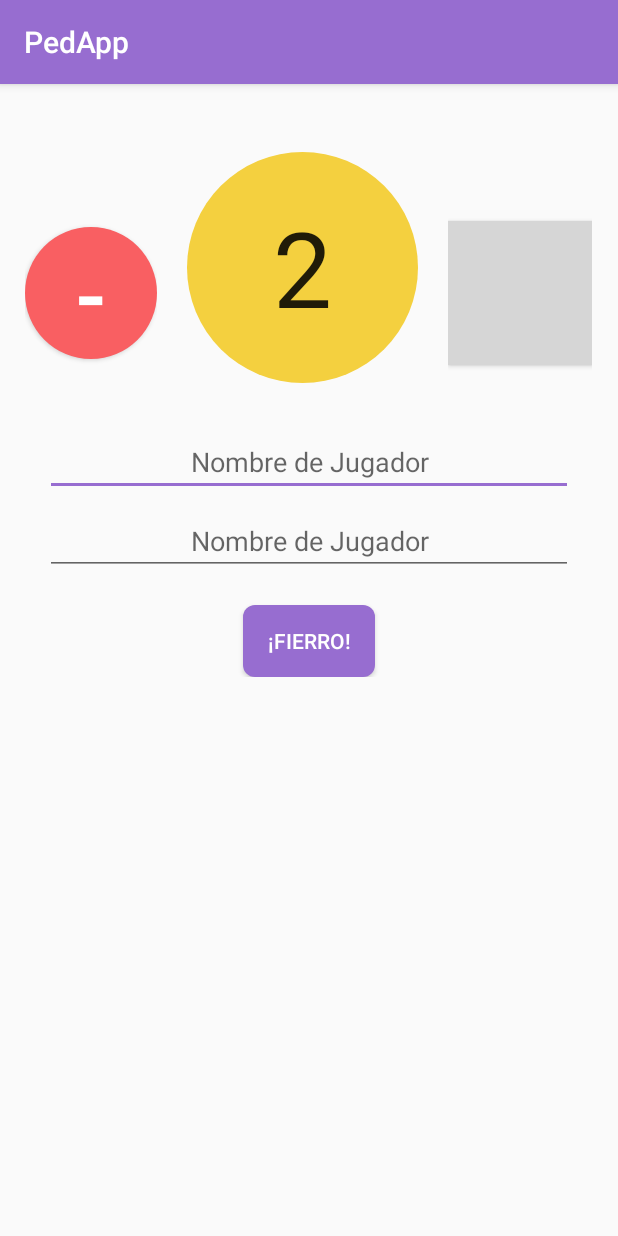
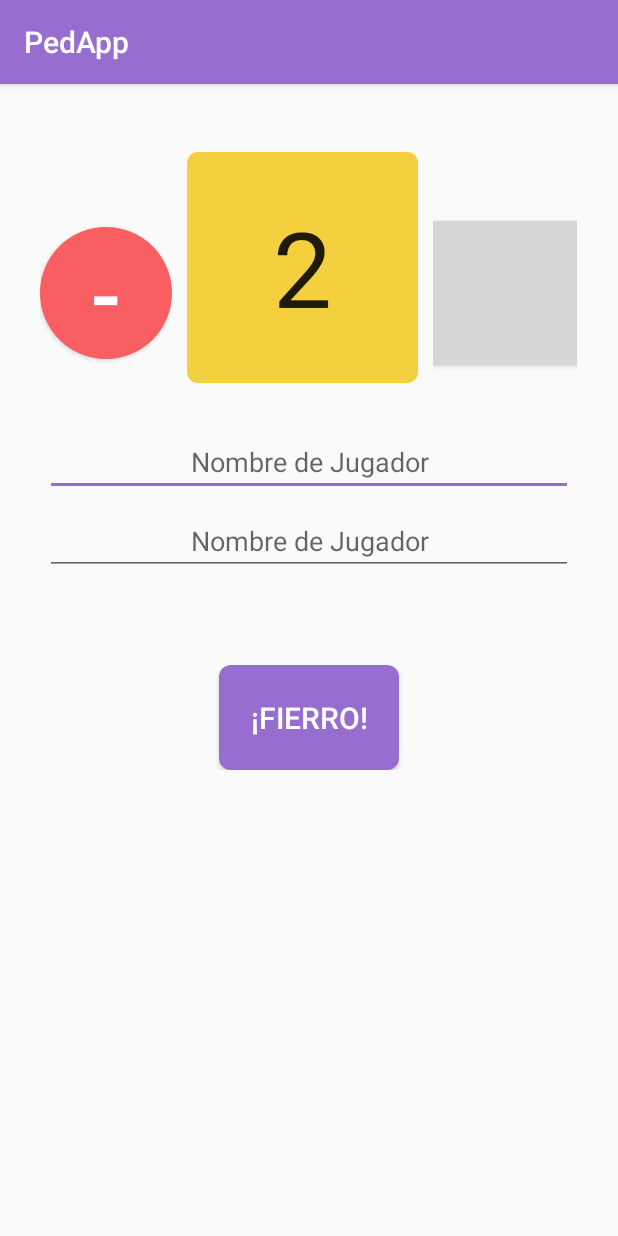
Before and after one commit to Sethtv10/PedApp, an Android app: the screen it shows after launch (MainActivity), on a phone screen of 412 x 824 dp. Run offline under Robolectric (Android 15) with nearby library versions, the phone set to English and light mode, and no system bars; grey boxes are pictures that could not be loaded.

Commit message:
MVP Finish

```diff
--- a/app/src/main/java/com/pedapp/pedapp/pedapp/ChallengesRegistrationActivity.java
+++ b/app/src/main/java/com/pedapp/pedapp/pedapp/ChallengesRegistrationActivity.java
@@ -44,10 +44,10 @@ public class ChallengesRegistrationActivity extends DialogFragment {
 
                         ContentValues values = new ContentValues();
 
-                        values.put(Utilities.FIELD_CATEGORY,0);
+                        values.put(Utilities.FIELD_CATEGORY,Challenges.args[0]);
                         values.put(Utilities.FIELD_CHALLENGE,result);
                         values.put(Utilities.FIELD_RESPOND,"TU LO PEDISTE.... TOMAS!");
-                        values.put(Utilities.FIELD_FROMUSER,1);
+                        values.put(Utilities.FIELD_FROMUSER,0);
                         Long res = db.insert(Utilities.TABLE_CHALLENGE, Utilities.FIELD_CHALLENGE, values);
 
                         Log.d( "Registry ID: " , String.valueOf(res));
--- a/app/src/main/java/com/pedapp/pedapp/pedapp/ConexionSQLiteHelper.java
+++ b/app/src/main/java/com/pedapp/pedapp/pedapp/ConexionSQLiteHelper.java
@@ -1,8 +1,10 @@
 package com.pedapp.pedapp.pedapp;
 
+import android.content.ContentValues;
 import android.content.Context;
 import android.database.sqlite.SQLiteDatabase;
 import android.database.sqlite.SQLiteOpenHelper;
+import android.util.Log;
 
 import com.pedapp.pedapp.pedapp.Utilities.Utilities;
 
@@ -17,21 +19,19 @@ public class ConexionSQLiteHelper extends SQLiteOpenHelper {
 
     @Override
     public void onCreate(SQLiteDatabase db) {
+        String[] arrChallenge;
+        String[] arrRespond;
+        Integer [] fromuser;
+        Integer[] category;
         db.execSQL(Utilities.CREATE_TABLE_PLAYERS);
         db.execSQL(Utilities.CREATE_TABLE_CHALLENGE);
-        db.execSQL("INSERT INTO " + Utilities.TABLE_CHALLENGE + "(" + Utilities.FIELD_CATEGORY + "," + Utilities.FIELD_CHALLENGE + "," + Utilities.FIELD_RESPOND + "," + Utilities.FIELD_FROMUSER + ") VALUES (1, 'CUENTA UNA HISTORIA','MUCHA PENA?',0)");
-        db.execSQL("INSERT INTO " + Utilities.TABLE_CHALLENGE + "(" + Utilities.FIELD_CATEGORY + "," + Utilities.FIELD_CHALLENGE + "," + Utilities.FIELD_RESPOND + "," + Utilities.FIELD_FROMUSER + ") VALUES (1, 'DI QUIEN FUE TU PRIMER AMOR','¿TAN FEO ESTABA?', 0)");
-        db.execSQL("INSERT INTO " + Utilities.TABLE_CHALLENGE + "(" + Utilities.FIELD_CATEGORY + "," + Utilities.FIELD_CHALLENGE + "," + Utilities.FIELD_RESPOND + "," + Utilities.FIELD_FROMUSER + ") VALUES (2, 'CUENTA TU ULTIMO BESO','¿ENSERIO?', 0)");
-        db.execSQL("INSERT INTO " + Utilities.TABLE_CHALLENGE + "(" + Utilities.FIELD_CATEGORY + "," + Utilities.FIELD_CHALLENGE + "," + Utilities.FIELD_RESPOND + "," + Utilities.FIELD_FROMUSER + ") VALUES (2, 'INVITA LA RONDA','BUENA ELECCION', 0)");
-        db.execSQL("INSERT INTO " + Utilities.TABLE_CHALLENGE + "(" + Utilities.FIELD_CATEGORY + "," + Utilities.FIELD_CHALLENGE + "," + Utilities.FIELD_RESPOND + "," + Utilities.FIELD_FROMUSER + ") VALUES (3, 'BAILA UNA CANCION DE DURANGUENZE','PERO SI BAILAS BIEN' , 0)");
-        db.execSQL("INSERT INTO " + Utilities.TABLE_CHALLENGE + "(" + Utilities.FIELD_CATEGORY + "," + Utilities.FIELD_CHALLENGE + "," + Utilities.FIELD_RESPOND + "," + Utilities.FIELD_FROMUSER + ") VALUES (3, 'SUBE UN HISTORIA LLORANDO (ETIQUETA A LA APP)','DAAA!, TODOS SABRAN QUE ESTAS JUAGANDO' , 0)");
-        db.execSQL("INSERT INTO " + Utilities.TABLE_CHALLENGE + "(" + Utilities.FIELD_CATEGORY + "," + Utilities.FIELD_CHALLENGE + "," + Utilities.FIELD_RESPOND + "," + Utilities.FIELD_FROMUSER + ") VALUES (4, 'GRITA LO MAS FUERTE POSIBLE','PERDISTE UN GRITO LIBERADOR', 0)");
-        db.execSQL("INSERT INTO " + Utilities.TABLE_CHALLENGE + "(" + Utilities.FIELD_CATEGORY + "," + Utilities.FIELD_CHALLENGE + "," + Utilities.FIELD_RESPOND + "," + Utilities.FIELD_FROMUSER + ") VALUES (4, 'QUITATE LOS ZAPATOS','PERO ES COMODO' , 0)");
-        db.execSQL("INSERT INTO " + Utilities.TABLE_CHALLENGE + "(" + Utilities.FIELD_CATEGORY + "," + Utilities.FIELD_CHALLENGE + "," + Utilities.FIELD_RESPOND + "," + Utilities.FIELD_FROMUSER + ") VALUES (5, 'PRENDA FUERA','¿NI UN CALCETIN?', 0)");
-        db.execSQL("INSERT INTO " + Utilities.TABLE_CHALLENGE + "(" + Utilities.FIELD_CATEGORY + "," + Utilities.FIELD_CHALLENGE + "," + Utilities.FIELD_RESPOND + "," + Utilities.FIELD_FROMUSER + ") VALUES (5, 'BESO EN EL CUELLO ','¿TANTO ASCO DA?' , 0)");
 
-
-
+        //Insert de Retos de Categoria 1
+        category = new Integer[]{1,1,2,2,3,3,4,4,5,5};
+        arrChallenge = new String[] {"CUENTA UNA HISTORIA", "DI QUIEN FUE TU PRIMER AMOR","CUENTA TU ULTIMO BESO", "PERO SI BAILAS BIEN","BAILA UNA CANCION DE DURANGUENZE", "INVITA LA RONDA","GRITA LO MAS FUERTE POSIBLE", "SUBE UNA HISTORIA BAILANDO UN CUMBION","PRENDA FUERA", "BESO EN EL CUELLO A "};
+        arrRespond = new String[] {"MUCHA PENA?", "¿TAN FEO ESTABA?","¿ENSERIO?", "BUENA ELECCION","PERO SI BAILAS BIEN", "BUENA ELECCION","PERDISTE UN GRITO LIBERADOR", "NO HAS DE TENER CELULAR!","¿NI UN CALCETIN?", "TANTO ASCO DA?"};
+        fromuser = new Integer[]{0,0,0,0,0,0,0,0,0,1};
+        insertArrayChallenges(db,category, arrChallenge,arrRespond, fromuser);
     }
 
     @Override
@@ -39,4 +39,17 @@ public class ConexionSQLiteHelper extends SQLiteOpenHelper {
         db.execSQL("DROP TABLE IF EXISTS Players");
         onCreate(db);
     }
+
+    public void insertArrayChallenges(SQLiteDatabase db,Integer [] category, String [] arrChallenge, String [] arrRespond, Integer[] fromuser){
+
+        for(int i = 0; i < arrChallenge.length;i++) {
+            ContentValues values = new ContentValues();
+            values.put(Utilities.FIELD_CATEGORY, category[i]);
+            values.put(Utilities.FIELD_CHALLENGE, arrChallenge[i]);
+            values.put(Utilities.FIELD_RESPOND, arrRespond[i]);
+            values.put(Utilities.FIELD_FROMUSER, fromuser[i]);
+            Long res = db.insert(Utilities.TABLE_CHALLENGE, Utilities.FIELD_CHALLENGE, values);
+            Log.d("Registry ID: ", String.valueOf(res));
+        }
+    }
 }
--- a/app/src/main/res/drawable/buttonfierro.xml
+++ b/app/src/main/res/drawable/buttonfierro.xml
@@ -2,5 +2,7 @@
 <shape xmlns:android="http://schemas.android.com/apk/res/android" android:shape="rectangle">
     <solid android:color="@color/colorPrimary"/>
     <corners android:radius="12px"/>
-
+    <size
+        android:width="120dp"
+        android:height="70dp"/>
 </shape>
--- a/app/src/main/res/drawable/circle.xml
+++ b/app/src/main/res/drawable/circle.xml
@@ -1,12 +1,17 @@
 <?xml version="1.0" encoding="utf-8"?>
-<shape
-    xmlns:android="http://schemas.android.com/apk/res/android"
-    android:shape="oval">
+<shape xmlns:android="http://schemas.android.com/apk/res/android"
+    android:shape="rectangle" android:padding="10dp">
+    <solid android:color="#FFFFFF"/>
+    <corners
+        android:bottomRightRadius="7dp"
+        android:bottomLeftRadius="7dp"
+        android:topLeftRadius="7dp"
+        android:topRightRadius="7dp"/>
 
     <solid
         android:color="@color/colorSecondary"/>
 
     <size
-        android:width="120dp"
-        android:height="120dp"/>
+        android:width="80dp"
+        android:height="80dp"/>
 </shape>
--- a/app/src/main/res/layout/activity_main.xml
+++ b/app/src/main/res/layout/activity_main.xml
@@ -2,7 +2,8 @@
 <ScrollView xmlns:android="http://schemas.android.com/apk/res/android"
     xmlns:tools="http://schemas.android.com/tools"
     android:layout_width="fill_parent"
-    android:layout_height="fill_parent" >
+    android:layout_height="fill_parent"
+    android:focusableInTouchMode="true">
     <LinearLayout
 
         android:layout_width="match_parent"
@@ -20,7 +21,7 @@
                 android:layout_width="wrap_content"
                 android:layout_height="match_parent"
                 android:paddingTop="80sp"
-                android:paddingRight="20dp">
+                android:paddingRight="10dp">
 
                 <Button
                     android:layout_width="wrap_content"
@@ -58,7 +59,7 @@
                 android:layout_width="wrap_content"
                 android:layout_height="match_parent"
                 android:paddingTop="80sp"
-                android:paddingLeft="20dp">
+                android:paddingLeft="10dp">
 
                 <Button
                     android:layout_width="wrap_content"
@@ -104,10 +105,11 @@
             android:layout_height="match_parent"
             android:text="¡Fierro!"
             android:layout_gravity="center"
-            android:layout_marginTop="20dp"
+            android:layout_marginTop="60dp"
             android:background="@drawable/buttonfierro"
             android:textColor="@color/colorWhite"
-            android:onClick="onClickFierro"/>
+            android:onClick="onClickFierro"
+            android:textSize="20sp"/>
 
     </LinearLayout>
 </ScrollView>
```
Also changed, not shown: app/src/main/java/com/pedapp/pedapp/pedapp/CategorySelector.java (+5 -5 lines), app/src/main/java/com/pedapp/pedapp/pedapp/Challenges.java (+75 -4 lines), app/src/main/java/com/pedapp/pedapp/pedapp/ChallengesNotComplete.java (+12 -34 lines), app/src/main/java/com/pedapp/pedapp/pedapp/MainActivity.java (+50 -0 lines), app/src/main/res/layout/challenges.xml (+22 -4 lines), app/src/main/res/layout/fragment_not_complete.xml (+35 -14 lines).
